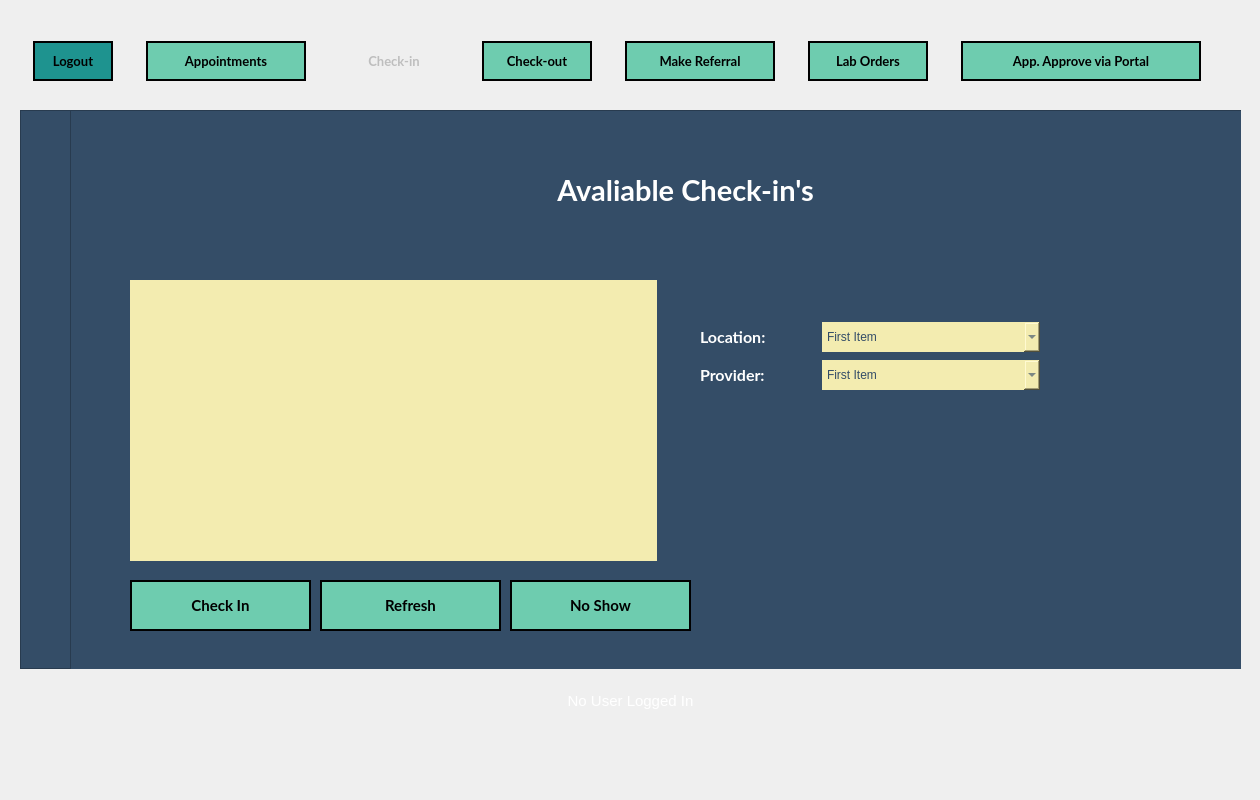
Old version of the form frontend/ui/checkIn.ui in the repository mxrked/Medical-Office-Administration.
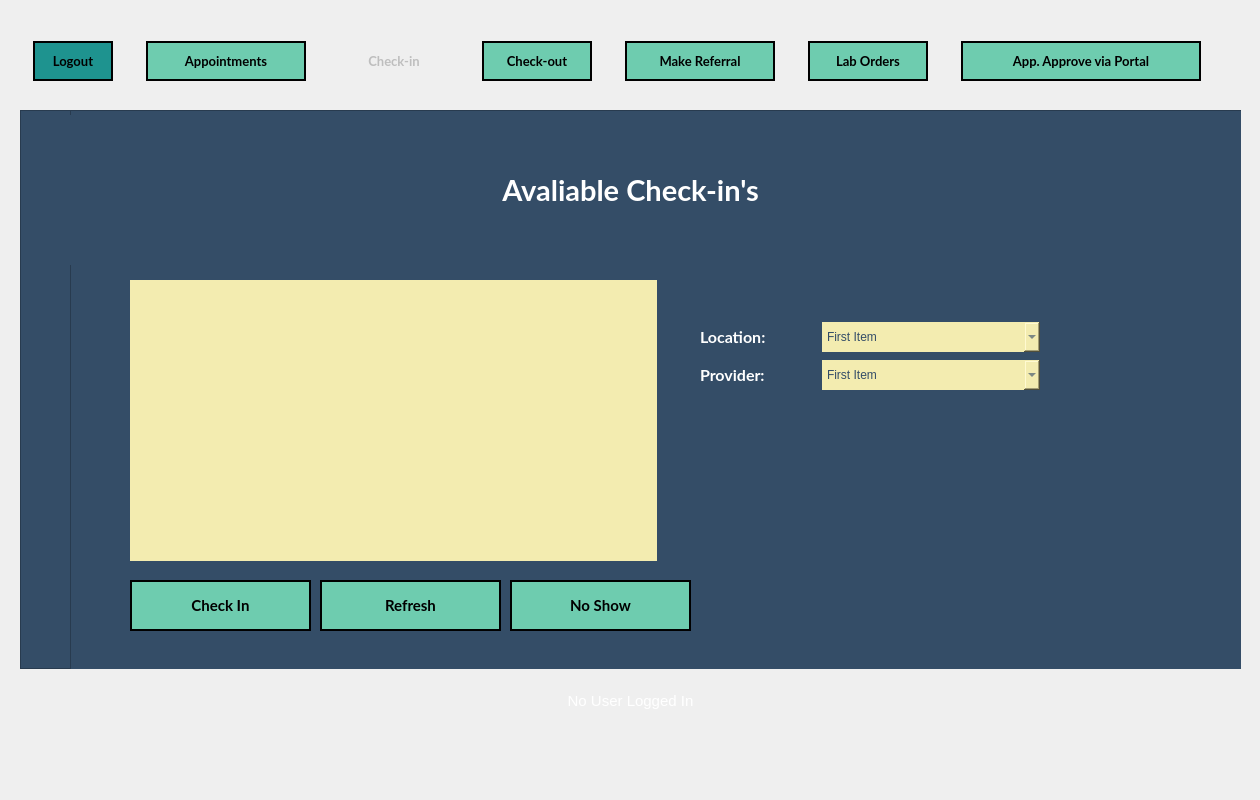
New version of the form. Icons and pictures are not drawn.

Commit message: Added titles to window and made fixes to ui

The edit to the form file:
```diff
--- a/frontend/ui/checkIn.ui
+++ b/frontend/ui/checkIn.ui
@@ -451,9 +451,9 @@
      <widget class="QWidget" name="verticalLayoutWidget">
       <property name="geometry">
        <rect>
-        <x>350</x>
+        <x>0</x>
         <y>0</y>
-        <width>531</width>
+        <width>1121</width>
         <height>161</height>
        </rect>
       </property>
```
The commit also changes 5 other files.
